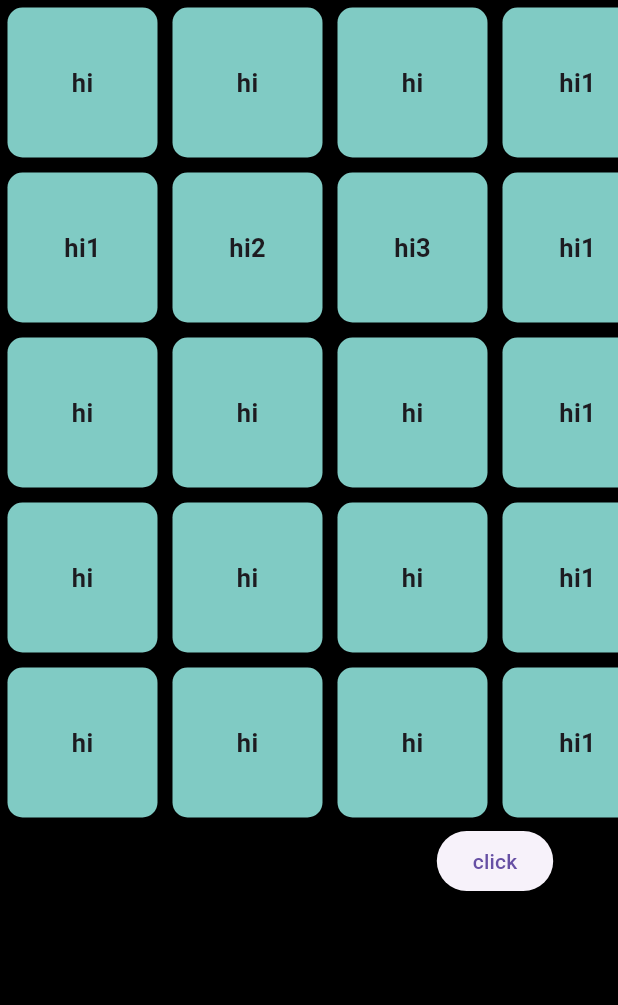
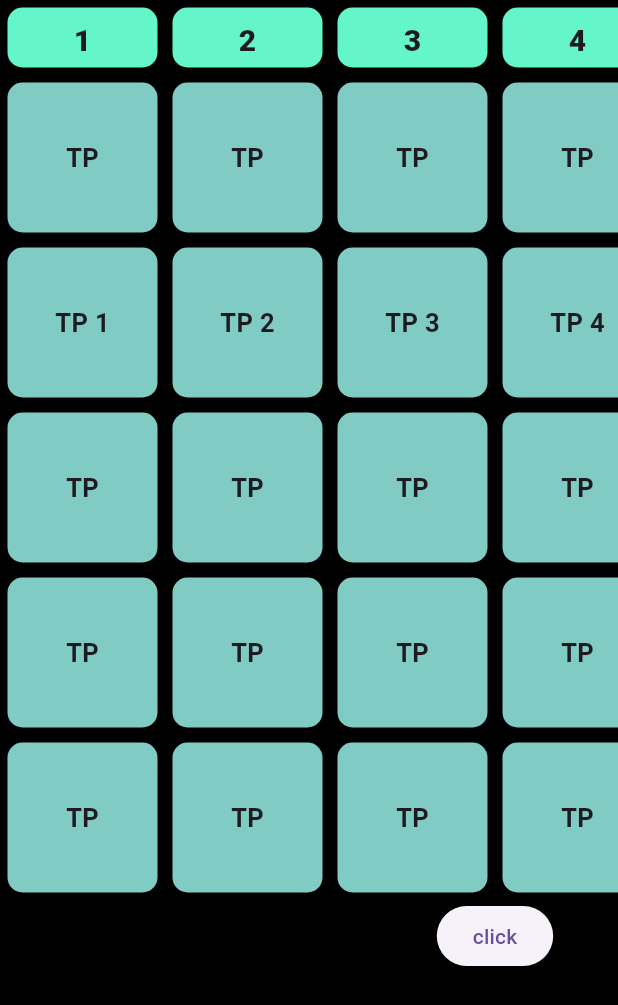
Before and after one commit to Vaishnavtech/timet, a Flutter app: the screen it shows after launch, on a phone screen of 412 x 824 dp. Shown: the top 1005 px of the screen. Run offline on Flutter 3.47's test engine with Material 3 defaults, Android fonts, the phone set to English and light mode, and no system bars.

Commit message:
hdr added

```diff
--- a/lib/main.dart
+++ b/lib/main.dart
@@ -7,25 +7,28 @@ main() {
 }
 
 class box2 extends StatelessWidget {
-
+  double x;
+  double y;
   String boxText2;
-    box2(this.boxText2);
+  box2( this.boxText2,[this.y=100,this.x=100]);
 
   @override
   Widget build(BuildContext context) {
-
     return Padding(
       padding: const EdgeInsets.all(5.0),
       child: Container(
-        width: 100,
-        height: 100,
+        width: x,
+        height: y,
         alignment: Alignment.center,
         decoration: BoxDecoration(
           borderRadius: BorderRadius.circular(10),
           color: Colors.teal[200],
         ),
         padding: const EdgeInsets.all(8),
-                    child:  Text(boxText2,style: TextStyle(fontWeight: FontWeight.bold,fontSize: 17),),
+        child: Text(
+          boxText2,
+          style: TextStyle(fontWeight: FontWeight.bold, fontSize: 17),
+        ),
       ),
     );
   }
@@ -53,7 +56,6 @@ class home extends StatelessWidget {
   Widget build(BuildContext context) {
     return Scaffold(
       backgroundColor: Colors.black,
-
       body: SafeArea(
         child: SingleChildScrollView(
           scrollDirection: Axis.horizontal,
@@ -61,56 +63,64 @@ class home extends StatelessWidget {
             children: [
               Row(
                 children: [
-                  box2("hi"),
-                  box2("hi"),
-                  box2("hi"),
-                  box2("hi1"),
-                  box2("hi2"),
-                  box2("hi3"),
+                  hdr2("1",40),
+                  hdr2("2",40),
+                  hdr2("3",40),
+                  hdr2("4",40),
+                  hdr2("5",40),
+                  hdr2("6",40),
                 ],
               ),
               Row(
                 children: [
-                  box2("hi1"),
-                  box2("hi2"),
-                  box2("hi3"),
-                  box2("hi1"),
-                  box2("hi2"),
-                  box2("hi3"),
+                  box2("TP"),
+                  box2("TP"),
+                  box2("TP"),
+                  box2("TP"),
+                  box2("TP"),
+                  box2("TP"),
                 ],
               ),
               Row(
                 children: [
-                  box2("hi"),
-                  box2("hi"),
-                  box2("hi"),
-                  box2("hi1"),
-                  box2("hi2"),
-                  box2("hi3"),
+                  box2("TP 1"),
+                  box2("TP 2"),
+                  box2("TP 3"),
+                  box2("TP 4"),
+                  box2("TP 5"),
+                  box2("TP 6"),
                 ],
               ),
               Row(
                 children: [
-                  box2("hi"),
-                  box2("hi"),
-                  box2("hi"),
-                  box2("hi1"),
-                  box2("hi2"),
-                  box2("hi3"),
+                  box2("TP"),
+                  box2("TP"),
+                  box2("TP"),
+                  box2("TP"),
+                  box2("TP"),
+                  box2("TP"),
                 ],
               ),
               Row(
                 children: [
-                  box2("hi"),
-                  box2("hi"),
-                  box2("hi"),
-                  box2("hi1"),
-                  box2("hi2"),
-                  box2("hi3"),
+                  box2("TP"),
+                  box2("TP"),
+                  box2("TP"),
+                  box2("TP"),
+                  box2("TP"),
+                  box2("TP"),
                 ],
               ),
-
-
+              Row(
+                children: [
+                  box2("TP"),
+                  box2("TP"),
+                  box2("TP"),
+                  box2("TP"),
+                  box2("TP"),
+                  box2("TP"),
+                ],
+              ),
               ElevatedButton(
                   onPressed: () {
                     Navigator.push(
@@ -119,10 +129,40 @@ class home extends StatelessWidget {
                           builder: (context) => const screenone()),
                     );
                   },
-                      child: Text('click')),],
+                  child: Text('click')),
+            ],
           ),
         ),
       ),
     );
   }
 }
+
+
+class hdr2 extends StatelessWidget {
+  double x;
+  double y;
+  String boxText2;
+  hdr2( this.boxText2,[this.y=100,this.x=100]);
+
+  @override
+  Widget build(BuildContext context) {
+    return Padding(
+      padding: const EdgeInsets.all(5.0),
+      child: Container(
+        width: x,
+        height: y,
+        alignment: Alignment.center,
+        decoration: BoxDecoration(
+          borderRadius: BorderRadius.circular(10),
+          color: Color.fromARGB(255,100, 245, 201),
+        ),
+        padding: const EdgeInsets.all(8),
+        child: Text(
+          boxText2,
+          style: TextStyle(fontWeight: FontWeight.w900, fontSize: 20),
+        ),
+      ),
+    );
+  }
+}
--- a/lib/screen2.dart
+++ b/lib/screen2.dart
@@ -34,7 +34,7 @@ class hdr extends StatelessWidget {
       alignment: Alignment.center,
       decoration: BoxDecoration(
                     borderRadius: BorderRadius.circular(10),
-                    color: Color.fromARGB(255, 255, 255, 255),
+                    color:Colors.teal[200],
                   ),
                   padding: const EdgeInsets.all(8),
 
```
Lines whose indentation alone changed are shown as unchanged.
